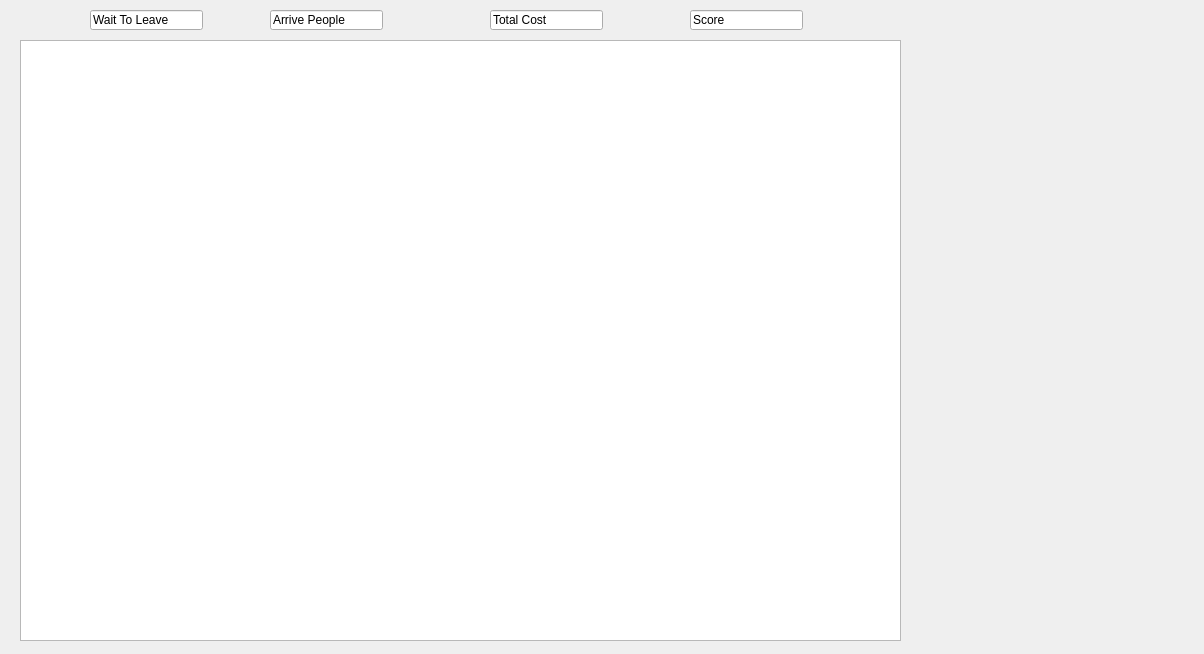
First picture: the form in judgewindow.ui, repository david20571015/AOOP_final, before the edit.
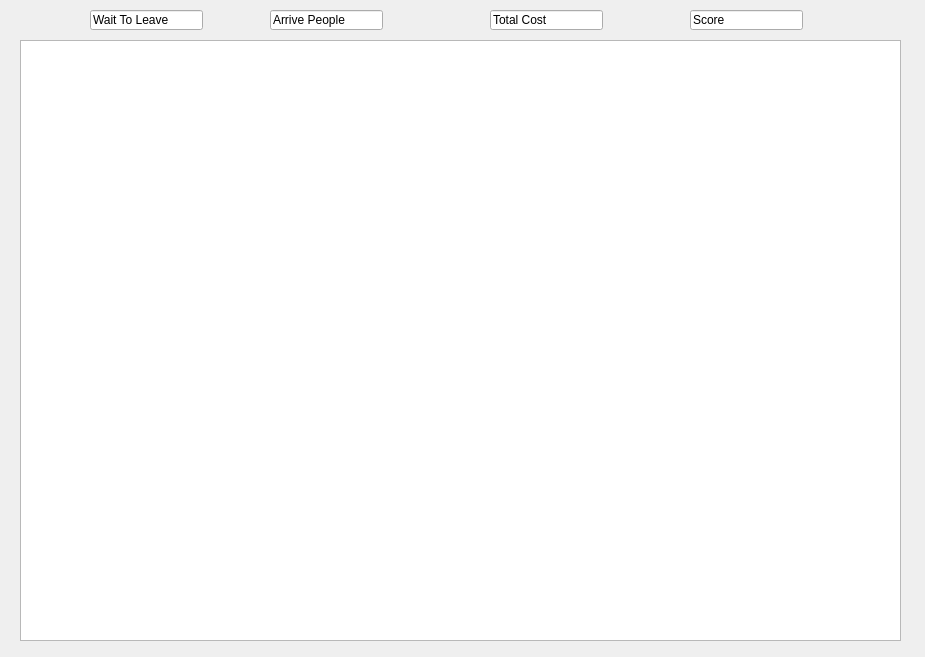
Second picture: the form after the edit.

The edit to the form file:
```diff
--- a/judgewindow.ui
+++ b/judgewindow.ui
@@ -6,8 +6,8 @@
    <rect>
     <x>0</x>
     <y>0</y>
-    <width>1204</width>
-    <height>654</height>
+    <width>925</width>
+    <height>657</height>
    </rect>
   </property>
   <property name="windowTitle">
```
